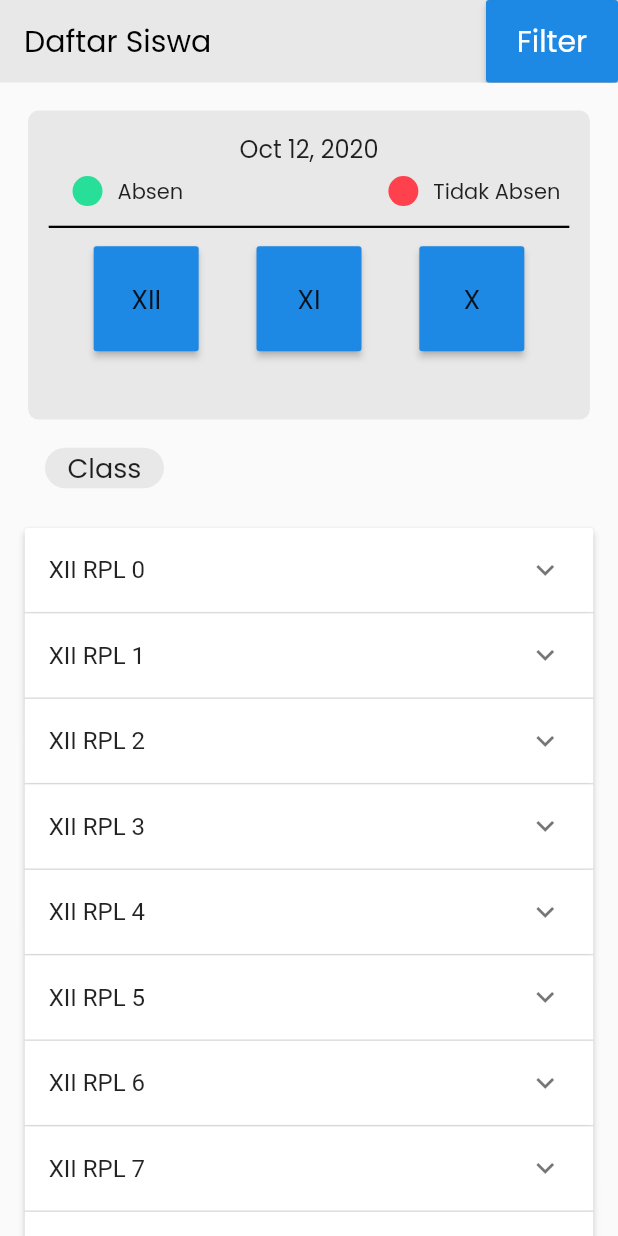
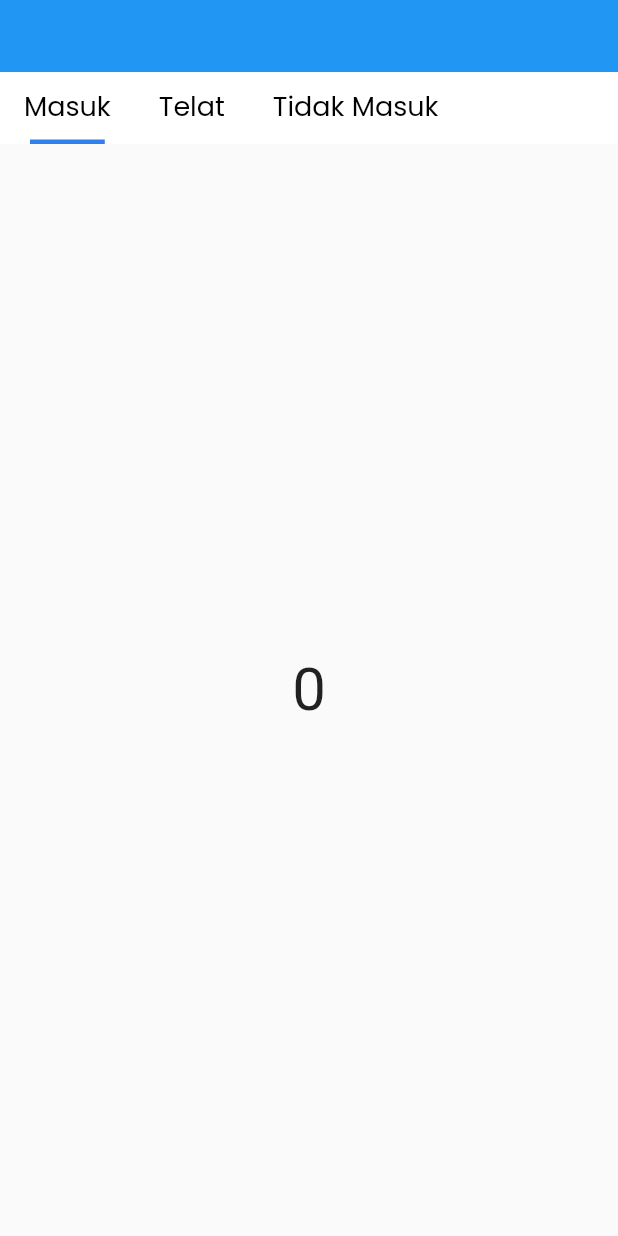
Before and after one commit to nilsys/Flutter_School_Project, a Flutter app: the screen it shows after launch, on a phone screen of 412 x 824 dp. Run offline on Flutter 3.47's test engine with Material 2 defaults, Android fonts, the phone set to English and light mode, and no system bars; our stand-ins replace fl_chart, font_awesome_flutter, hexcolor.

Commit message:
+ Tab Bar Detail Absensi

```diff
--- a/lib/components/filter.dart
+++ /dev/null
@@ -1,34 +0,0 @@
-import 'package:flutter/material.dart';
-
-class DropDown extends StatefulWidget {
-  final Function(String x) getData;
-  final String value;
-  DropDown({this.getData, this.value});
-
-  @override
-  _DropDownState createState() => _DropDownState();
-}
-
-class _DropDownState extends State<DropDown> {
-  String data;
-
-  @override
-  Widget build(BuildContext context) {
-    return DropdownButton(
-      hint: Text("Pilih Jurusan"),
-      value: data,
-      items: <String>['RPL', 'TKJ'].map<DropdownMenuItem>((value) {
-        return DropdownMenuItem<String>(
-          child: Text(value),
-          value: value,
-        );
-      }).toList(),
-      onChanged: (val) {
-        setState(() {
-          data = val;
-        });
-        widget.getData(val);
-      },
-    );
-  }
-}
--- a/lib/components/student_listview.dart
+++ /dev/null
@@ -1,69 +0,0 @@
-import 'package:flutter/material.dart';
-
-class StudentListView extends StatefulWidget {
-  @override
-  _StudentListViewState createState() => _StudentListViewState();
-}
-
-class _StudentListViewState extends State<StudentListView> {
-  List<Item> _data = generatedItems(10);
-
-  Widget _buildListPanel() {
-    return ExpansionPanelList(
-      expansionCallback: (int index, bool isExpanded) {
-        setState(() {
-          _data[index].isExpanded = !isExpanded;
-        });
-      },
-      children: _data.map<ExpansionPanel>((Item item) {
-        return ExpansionPanel(
-            headerBuilder: (BuildContext context, bool isExpanded) {
-              return ListTile(
-                title: Text(item.headerValue),
-              );
-            },
-            body: ListTile(
-              title: Text(item.expandedValue),
-              trailing: Container(
-                width: 25,
-                height: 25,
-                margin: EdgeInsets.only(right: 10, left: 10),
-                decoration: BoxDecoration(
-                    color: Color(0xff28DF99),
-                    borderRadius: BorderRadius.circular(15)),
-              ),
-            ),
-            isExpanded: item.isExpanded);
-      }).toList(),
-    );
-  }
-
-  @override
-  Widget build(BuildContext context) {
-    return Scaffold(
-      body: SingleChildScrollView(
-        child: Container(
-          margin: EdgeInsets.all(MediaQuery.of(context).size.width / 25),
-          child: _buildListPanel(),
-        ),
-      ),
-    );
-  }
-}
-
-class Item {
-  String expandedValue;
-  String headerValue;
-  bool isExpanded;
-
-  Item({this.expandedValue, this.headerValue, this.isExpanded = false});
-}
-
-List<Item> generatedItems(int numberOfItems) {
-  return List.generate(numberOfItems, (index) {
-    return Item(
-      headerValue: 'XII RPL $index',
-      expandedValue: 'Nama Murid $index',
-    );
-  });
-}
--- a/lib/main.dart
+++ b/lib/main.dart
@@ -1,5 +1,6 @@
 import 'package:flutter/material.dart';
 import 'package:school/screens/screens.dart';
+import 'package:school/screens/students_list.dart';
 import 'package:school/utilities/constants.dart';
 
 void main() {
@@ -19,7 +20,7 @@ class MyApp extends StatelessWidget {
         dividerColor: black,
         textTheme: Typography.blackMountainView,
       ),
-      home: StudentList(),
+      home: StudentsList(),
     );
   }
 }
--- a/lib/screens/screens.dart
+++ b/lib/screens/screens.dart
@@ -1,4 +1,4 @@
 export 'login_screen.dart';
 export 'home_siswa_screen.dart';
 export 'home_guru_screen.dart';
-export 'student_list.dart';
+export 'students_list.dart';
--- a/lib/screens/student_list.dart
+++ /dev/null
@@ -1,258 +0,0 @@
-import 'package:flutter/material.dart';
-import 'package:school/components/filter.dart';
-import 'package:school/components/student_listview.dart';
-import 'package:school/utilities/constants.dart';
-import 'package:intl/intl.dart';
-
-class StudentList extends StatefulWidget {
-  const StudentList({Key key, this.title}) : super(key: key);
-
-  final String title;
-  @override
-  _StudentListState createState() => _StudentListState();
-}
-
-class _StudentListState extends State<StudentList> {
-  List<String> _jurusan = ['RPL', 'TKJ'];
-  String jurusan = '';
-
-  @override
-  Widget appBarTitle = new Text(
-    "Daftar Siswa",
-    style: TextStyle(
-      fontSize: 20,
-      color: Colors.black,
-      fontFamily: 'Poppins',
-    ),
-  );
-  Widget filter = new Text("Filter");
-
-  DateTime now = DateTime.now();
-
-  Widget build(BuildContext context) {
-    return MaterialApp(
-      debugShowCheckedModeBanner: false,
-      home: Scaffold(
-        appBar: PreferredSize(
-          preferredSize: Size.fromHeight(55.0),
-          child: AppBar(
-            backgroundColor: Color(0xffe8e8e8),
-            title: appBarTitle,
-            elevation: 0.0,
-            actions: [
-              new RaisedButton(
-                textColor: Colors.black,
-                onPressed: () {
-                  _filterModal(context);
-                },
-                color: primaryColor,
-                splashColor: Colors.white,
-                animationDuration: Duration(seconds: 10),
-                child: Text(
-                  "Filter",
-                  style: TextStyle(
-                      fontSize: 20, fontFamily: 'Poppins', color: Colors.white),
-                ),
-              ),
-            ],
-          ),
-        ),
-        body: Column(
-          children: [
-            Container(
-              width: double.infinity,
-              height: MediaQuery.of(context).size.height / 4,
-              padding: EdgeInsets.all(MediaQuery.of(context).size.width / 30),
-              margin: EdgeInsets.all(MediaQuery.of(context).size.width / 22),
-              decoration: BoxDecoration(
-                color: Color(0xffe8e8e8),
-                borderRadius: BorderRadius.circular(7),
-              ),
-              child: Column(
-                children: [
-                  Text(
-                    "${DateFormat.yMMMd().format(now)}",
-                    style: TextStyle(fontSize: 16, fontFamily: 'Poppins'),
-                  ),
-                  Container(
-                    width: double.infinity,
-                    margin:
-                        EdgeInsets.all(MediaQuery.of(context).size.width / 70),
-                    height: 20,
-                    color: Color(0xffe8e8e8),
-                    child: Row(
-                      mainAxisAlignment: MainAxisAlignment.spaceBetween,
-                      children: [
-                        Row(
-                          children: [
-                            Container(
-                              color: Color(0xffe8e8e8),
-                              child: Container(
-                                  child: Row(
-                                children: [
-                                  Container(
-                                    width: 20,
-                                    height: 20,
-                                    margin:
-                                        EdgeInsets.only(right: 10, left: 10),
-                                    decoration: BoxDecoration(
-                                        color: Color(0xff28DF99),
-                                        borderRadius:
-                                            BorderRadius.circular(10)),
-                                  ),
-                                  Text(
-                                    "Absen",
-                                    style: TextStyle(fontFamily: 'Poppins'),
-                                  ),
-                                ],
-                              )),
-                            ),
-                          ],
-                        ),
-                        Row(
-                          children: [
-                            Container(
-                              color: Color(0xffe8e8e8),
-                              child: Container(
-                                  child: Row(
-                                children: [
-                                  Container(
-                                    width: 20,
-                                    height: 20,
-                                    margin:
-                                        EdgeInsets.only(right: 10, left: 10),
-                                    decoration: BoxDecoration(
-                                        color: Color(0xffFF414D),
-                                        borderRadius:
-                                            BorderRadius.circular(10)),
-                                  ),
-                                  Text(
-                                    "Tidak Absen",
-                                    style: TextStyle(fontFamily: 'Poppins'),
-                                  ),
-                                ],
-                              )),
-                            ),
-                          ],
-                        ),
-                      ],
-                    ),
-                  ),
-                  Divider(
-                    color: Colors.black,
-                    thickness: 1.5,
-                  ),
-                  Container(
-                    color: Color(0xffe8e8e8),
-                    padding: EdgeInsets.only(right: 30, left: 30),
-                    height: 80,
-                    child: Row(
-                      mainAxisAlignment: MainAxisAlignment.spaceBetween,
-                      children: [
-                        SizedBox(
-                          height: 70,
-                          width: 70,
-                          child: RaisedButton(
-                            color: primaryColor,
-                            onPressed: () {},
-                            splashColor: Colors.white,
-                            animationDuration: Duration(seconds: 10),
-                            child: Text(
-                              "XII",
-                              style: TextStyle(
-                                fontFamily: 'Poppins',
-                                fontSize: 18,
-                              ),
-                            ),
-                          ),
-                        ),
-                        SizedBox(
-                          height: 70,
-                          width: 70,
-                          child: RaisedButton(
-                            color: primaryColor,
-                            onPressed: () {},
-                            splashColor: Colors.white,
-                            animationDuration: Duration(seconds: 10),
-                            child: Text(
-                              "XI",
-                              style: TextStyle(
-                                  fontFamily: 'Poppins', fontSize: 18),
-                            ),
-                          ),
-                        ),
-                        SizedBox(
-                          height: 70,
-                          width: 70,
-                          child: RaisedButton(
-                            color: primaryColor,
-                            onPressed: () {},
-                            splashColor: Colors.white,
-                            animationDuration: Duration(seconds: 10),
-                            child: Text(
-                              "X",
-                              style: TextStyle(
-                                  fontFamily: 'Poppins', fontSize: 18),
-                            ),
-                          ),
-                        ),
-                      ],
-                    ),
-                  ),
-                ],
-              ),
-            ),
-            Row(
-              children: [
-                Container(
-                  margin: EdgeInsets.only(left: 30, bottom: 10),
-                  decoration: BoxDecoration(
-                      color: Color(0xffe8e8e8),
-                      borderRadius: BorderRadius.circular(30)),
-                  padding: EdgeInsets.only(right: 15, left: 15),
-                  child: Text(
-                    "Class",
-                    style: TextStyle(fontSize: 18, fontFamily: 'Poppins'),
-                  ),
-                ),
-              ],
-            ),
-            Flexible(flex: 1, child: StudentListView()),
-          ],
-        ),
-      ),
-    );
-  }
-
-  _filterModal(BuildContext context) {
-    return showModalBottomSheet(
-        context: context,
-        builder: (BuildContext context) {
-          return Column(
-              crossAxisAlignment: CrossAxisAlignment.center,
-              children: [
-                Padding(
-                  padding: const EdgeInsets.all(10),
-                  child: Text(
-                    "Filter",
-                    style: TextStyle(fontFamily: 'Poppins', fontSize: 20),
-                  ),
-                ),
-                DropDown(
-                  getData: (x) {
-                    jurusan = x;
-                    setState(() {});
-                  },
-                  value: jurusan,
-                ),
-                Text(
-                  "Jurusanmu adalah $jurusan",
-                  style: TextStyle(
-                      color: Colors.black,
-                      fontSize: 20,
-                      fontWeight: FontWeight.bold),
-                ),
-              ]);
-        });
-  }
-}
--- /dev/null
+++ b/lib/screens/students_list.dart
@@ -0,0 +1,88 @@
+import 'package:flutter/material.dart';
+import 'package:school/utilities/constants.dart';
+
+class StudentsList extends StatefulWidget {
+  @override
+  _StudentsListState createState() => _StudentsListState();
+}
+
+class _StudentsListState extends State<StudentsList> {
+  int tabIndex = 0;
+  @override
+  Widget build(BuildContext context) {
+    TabBar tabbar = TabBar(
+      onTap: (index) {
+        setState(() {
+          tabIndex = index;
+        });
+      },
+      isScrollable: true,
+      indicator: UnderlineTabIndicator(
+          borderSide: BorderSide(width: 3.0, color: setColor(tabIndex)),
+          insets: EdgeInsets.symmetric(horizontal: 20.0)),
+      tabs: [
+        Tab(
+          child: Text("Masuk",
+              style: TextStyle(
+                  color: Colors.black, fontSize: 18, fontFamily: 'Poppins')),
+        ),
+        Tab(
+          child: Text("Telat",
+              style: TextStyle(
+                  color: Colors.black, fontSize: 18, fontFamily: 'Poppins')),
+        ),
+        Tab(
+          child: Text("Tidak Masuk",
+              style: TextStyle(
+                  color: Colors.black, fontSize: 18, fontFamily: 'Poppins')),
+        ),
+      ],
+    );
+    return DefaultTabController(
+      length: 3,
+      child: MaterialApp(
+        home: Scaffold(
+          appBar: AppBar(
+            elevation: 0.0,
+            bottom: PreferredSize(
+                preferredSize: Size.fromHeight(tabbar.preferredSize.height),
+                child: Container(
+                    width: double.infinity,
+                    color: Colors.white,
+                    child: tabbar)),
+            toolbarHeight: 48,
+          ),
+          body: TabBarView(
+            children: [
+              Center(
+                  child: Text(
+                "0",
+                style: TextStyle(fontSize: 40),
+              )),
+              Center(
+                  child: Text(
+                "1",
+                style: TextStyle(fontSize: 40),
+              )),
+              Center(
+                  child: Text(
+                "2",
+                style: TextStyle(fontSize: 40),
+              )),
+            ],
+          ),
+        ),
+      ),
+    );
+  }
+
+  setColor(int tabIndex) {
+    if (tabIndex == 0) {
+      return Color(0xff2f80ed);
+    } else if (tabIndex == 1) {
+      return Color(0xff219653);
+    } else if (tabIndex == 2) {
+      return Color(0xffeb5757);
+    }
+  }
+}
```
